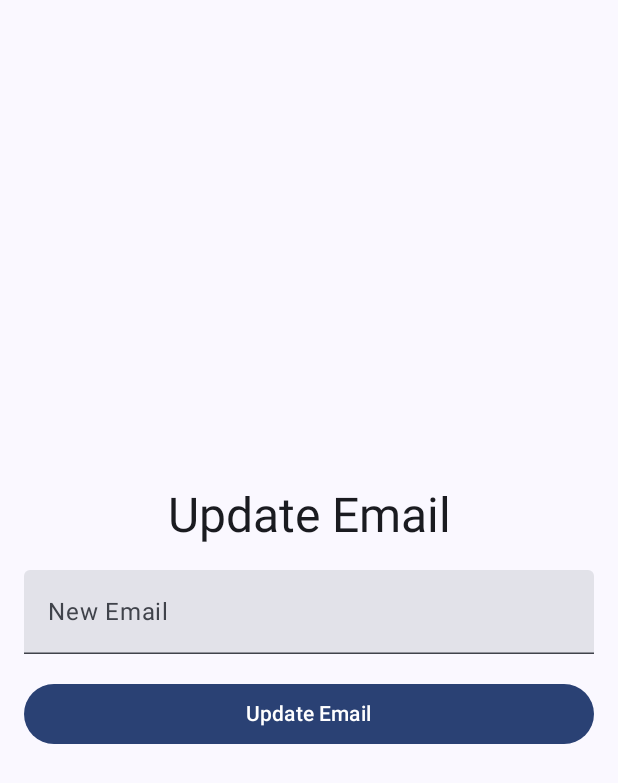
After one commit to LabMember004/OurMovies, an Android app built with Jetpack Compose: the UpdateEmailScreen screen opened through its navigation route, on a phone screen of 412 x 824 dp. The commit adds this screen. Shown: the top 783 px of the screen. Run offline under Robolectric (Android 15) with nearby library versions, the phone set to English and light mode, and no system bars; our stand-ins replace livedata-compose.

Commit message:
They have their own pages now, and navigates you to profile

```diff
--- a/app/src/main/java/com/example/ourmovies/MainActivity.kt
+++ b/app/src/main/java/com/example/ourmovies/MainActivity.kt
@@ -43,6 +43,8 @@ import com.example.ourmovies.presentation.MovieDetailsScreen
 import com.example.ourmovies.presentation.Profile
 import com.example.ourmovies.presentation.Register
 import com.example.ourmovies.presentation.SettingsScreen
+import com.example.ourmovies.presentation.UpdateEmailScreen
+import com.example.ourmovies.presentation.UpdatePasswordScreen
 import com.example.ourmovies.presentation.navigation.Screen
 
 import com.example.ourmovies.ui.theme.OurMoviesTheme
@@ -154,6 +156,12 @@ fun Navigation(
             composable(route = Screen.Setting.route) {
                 SettingsScreen(token = token , navController = navController)
             }
+            composable(route = Screen.UpdateEmail.route) {
+                UpdateEmailScreen(token = token , navController = navController)
+            }
+            composable(route = Screen.UpdatePassword.route) {
+                UpdatePasswordScreen(token=token , navController = navController)
+            }
         }
     }
 }
--- /dev/null
+++ b/app/src/main/java/com/example/ourmovies/presentation/UpdateEmailScreen.kt
@@ -0,0 +1,93 @@
+package com.example.ourmovies.presentation
+
+import android.content.Context
+import androidx.compose.foundation.layout.Arrangement
+import androidx.compose.foundation.layout.Column
+import androidx.compose.foundation.layout.Spacer
+import androidx.compose.foundation.layout.fillMaxSize
+import androidx.compose.foundation.layout.fillMaxWidth
+import androidx.compose.foundation.layout.height
+import androidx.compose.foundation.layout.padding
+import androidx.compose.material3.Button
+import androidx.compose.material3.MaterialTheme
+import androidx.compose.material3.Text
+import androidx.compose.material3.TextField
+import androidx.compose.runtime.Composable
+import androidx.compose.runtime.getValue
+import androidx.compose.runtime.mutableStateOf
+import androidx.compose.runtime.remember
+import androidx.compose.runtime.setValue
+import androidx.compose.ui.Alignment
+import androidx.compose.ui.Modifier
+import androidx.compose.ui.graphics.Color
+import androidx.compose.ui.platform.LocalContext
+import androidx.compose.ui.unit.dp
+import androidx.lifecycle.viewmodel.compose.viewModel
+import androidx.navigation.NavController
+import com.example.ourmovies.domain.viewModels.UpdateEmailViewModel
+
+@Composable
+fun UpdateEmailScreen(
+    token: String,
+    navController: NavController,
+    profileViewModel: UpdateEmailViewModel = viewModel()
+) {
+    var email by remember { mutableStateOf("") }
+    var errorMessage by remember { mutableStateOf("") }
+    var successMessage by remember { mutableStateOf("") } // Success message state
+
+    // Access shared preferences
+    val context = LocalContext.current
+    val sharedPreferences = context.getSharedPreferences("user_prefs", Context.MODE_PRIVATE)
+
+    Column(
+        modifier = Modifier
+            .fillMaxSize()
+            .padding(16.dp),
+        horizontalAlignment = Alignment.CenterHorizontally,
+        verticalArrangement = Arrangement.Center
+    ) {
+        Text(text = "Update Email", style = MaterialTheme.typography.headlineLarge)
+        Spacer(modifier = Modifier.height(16.dp))
+
+        TextField(
+            value = email,
+            onValueChange = { email = it },
+            label = { Text("New Email") },
+            modifier = Modifier.fillMaxWidth()
+        )
+        Spacer(modifier = Modifier.height(16.dp))
+
+        if (errorMessage.isNotEmpty()) {
+            Text(text = errorMessage, color = Color.Red)
+        }
+
+        if (successMessage.isNotEmpty()) {
+            Text(text = successMessage, color = Color.Green) // Display success message
+        }
+
+        Button(
+            onClick = {
+                if (email.isNotEmpty() && token.isNotEmpty()) {
+                    profileViewModel.updateEmail(token, email) { isSuccess, message ->
+                        if (isSuccess) {
+                            // Update shared preferences with the new email
+                            sharedPreferences.edit().putString("USER_EMAIL", email).apply()
+                            // Set success message
+                            successMessage = "Email successfully changed"
+                            // Navigate back to the profile page
+                            navController.navigate("profile")
+                        } else {
+                            errorMessage = message
+                        }
+                    }
+                } else {
+                    errorMessage = "Email and token are required"
+                }
+            },
+            modifier = Modifier.fillMaxWidth()
+        ) {
+            Text(text = "Update Email")
+        }
+    }
+}
--- a/app/src/main/java/com/example/ourmovies/presentation/navigation/Screen.kt
+++ b/app/src/main/java/com/example/ourmovies/presentation/navigation/Screen.kt
@@ -7,6 +7,8 @@ enum class Screen(val route: String) {
     FavoriteMovieScreen("favoriteMoviesScreen"),
     Profile("profile"),
     Home("home"),
-    Setting("setting")
+    Setting("setting"),
+    UpdateEmail("updateEmail"),
+    UpdatePassword("updatePassword")
 
 }
```
Also changed, not shown: app/src/main/java/com/example/ourmovies/presentation/SettingScreen.kt (+3 -91 lines), app/src/main/java/com/example/ourmovies/presentation/UpdatePasswordScreen.kt (added, +99 -0 lines).
